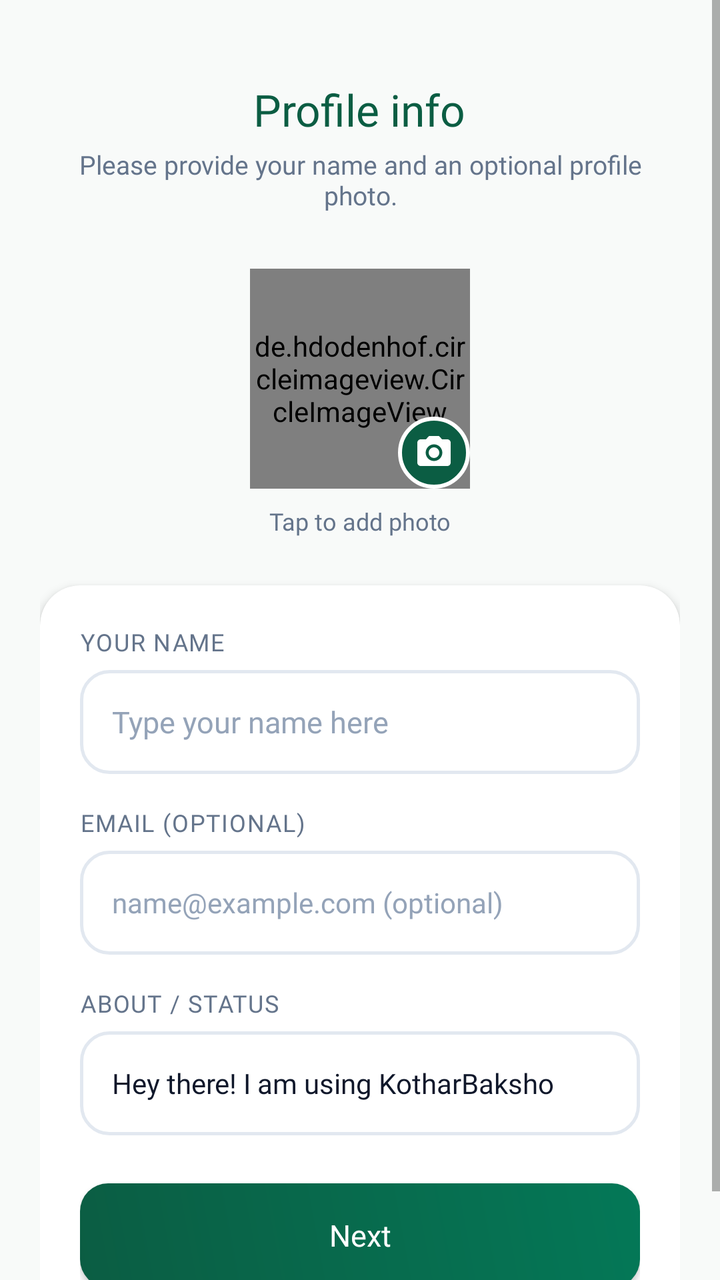
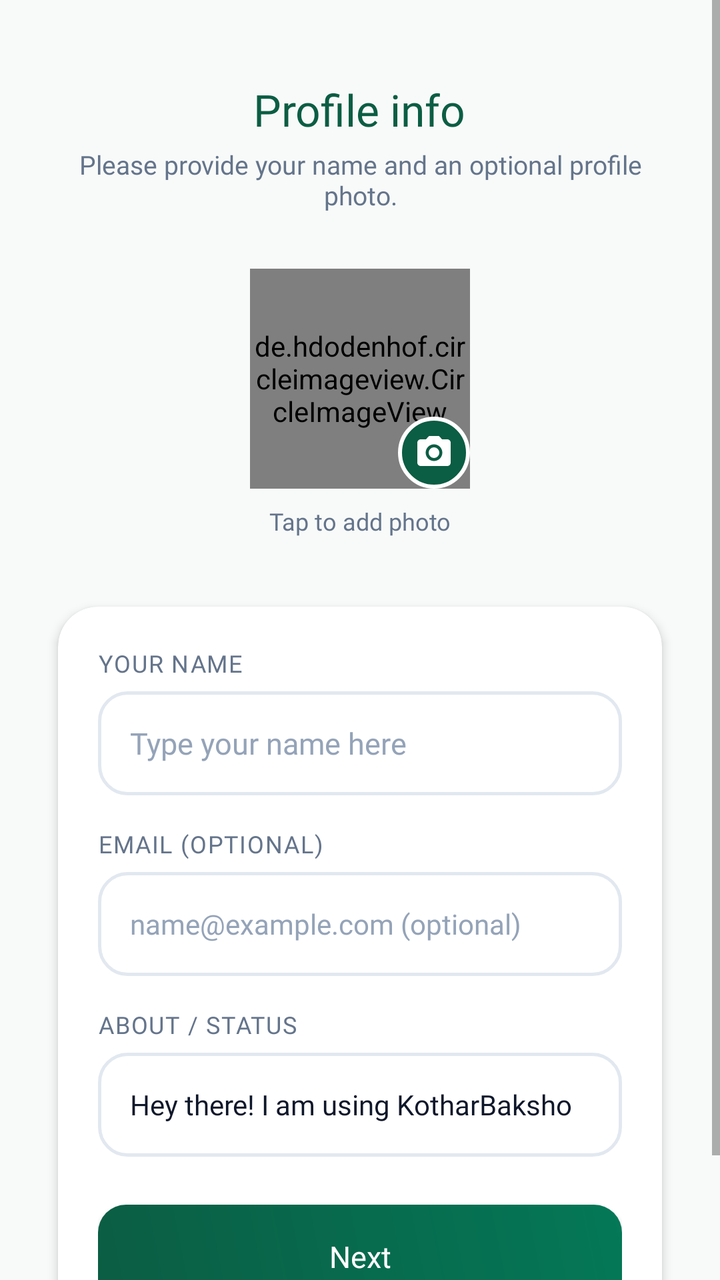

Compare the two renders of this Android layout. The source of the first and the diff that turns it into the second are given below.
<!-- AndroidManifest.xml: application theme Theme.KotharBaksho -->
<!-- res/layout/activity_profile_setup.xml -->
<?xml version="1.0" encoding="utf-8"?>
<ScrollView xmlns:android="http://schemas.android.com/apk/res/android"
    xmlns:app="http://schemas.android.com/apk/res-auto"
    xmlns:tools="http://schemas.android.com/tools"
    android:layout_width="match_parent"
    android:layout_height="match_parent"
    android:background="@color/bg_main"
    android:fillViewport="true">

    <androidx.constraintlayout.widget.ConstraintLayout
        android:layout_width="match_parent"
        android:layout_height="wrap_content"
        android:paddingHorizontal="20dp"
        android:paddingVertical="24dp">

        
        <LinearLayout
            android:id="@+id/setupHeader"
            android:layout_width="match_parent"
            android:layout_height="wrap_content"
            android:layout_marginTop="16dp"
            android:gravity="center"
            android:orientation="vertical"
            app:layout_constraintEnd_toEndOf="parent"
            app:layout_constraintStart_toStartOf="parent"
            app:layout_constraintTop_toTopOf="parent">

            <TextView
                android:layout_width="wrap_content"
                android:layout_height="wrap_content"
                android:fontFamily="@font/poppins_bold"
                android:text="Profile info"
                android:textColor="@color/primary"
                android:textSize="22sp" />

            <TextView
                android:layout_width="wrap_content"
                android:layout_height="wrap_content"
                android:layout_marginTop="4dp"
                android:fontFamily="@font/poppins_regular"
                android:gravity="center"
                android:text="Please provide your name and an optional profile photo."
                android:textColor="@color/text_secondary"
                android:textSize="13sp" />

        </LinearLayout>

        
        <RelativeLayout
            android:id="@+id/avatarPickerContainer"
            android:layout_width="wrap_content"
            android:layout_height="wrap_content"
            android:layout_marginTop="28dp"
            app:layout_constraintEnd_toEndOf="parent"
            app:layout_constraintStart_toStartOf="parent"
            app:layout_constraintTop_toBottomOf="@id/setupHeader">

            <de.hdodenhof.circleimageview.CircleImageView
                android:id="@+id/ivSetupProfile"
                android:layout_width="110dp"
                android:layout_height="110dp"
                android:src="@drawable/man"
                app:civ_border_color="@color/primary"
                app:civ_border_width="2.5dp" />

            <FrameLayout
                android:id="@+id/btnPickImage"
                android:layout_width="36dp"
                android:layout_height="36dp"
                android:layout_alignEnd="@id/ivSetupProfile"
                android:layout_alignBottom="@id/ivSetupProfile"
                android:background="@drawable/bg_camera_badge">

                <ImageView
                    android:layout_width="20dp"
                    android:layout_height="20dp"
                    android:layout_gravity="center"
                    android:src="@drawable/ic_camera_vector"
                    app:tint="@color/white" />

            </FrameLayout>

        </RelativeLayout>

        <TextView
            android:id="@+id/tvTapToChange"
            android:layout_width="wrap_content"
            android:layout_height="wrap_content"
            android:layout_marginTop="8dp"
            android:fontFamily="@font/poppins_regular"
            android:text="Tap to add photo"
            android:textColor="@color/text_secondary"
            android:textSize="12sp"
            app:layout_constraintEnd_toEndOf="parent"
            app:layout_constraintStart_toStartOf="parent"
            app:layout_constraintTop_toBottomOf="@id/avatarPickerContainer" />

        
        <androidx.cardview.widget.CardView
            android:id="@+id/formCard"
            android:layout_width="match_parent"
            android:layout_height="wrap_content"
            android:layout_marginTop="24dp"
            app:cardBackgroundColor="@color/surface_card"
            app:cardCornerRadius="20dp"
            app:cardElevation="3dp"
            app:layout_constraintEnd_toEndOf="parent"
            app:layout_constraintStart_toStartOf="parent"
            app:layout_constraintTop_toBottomOf="@id/tvTapToChange">

            <LinearLayout
                android:layout_width="match_parent"
                android:layout_height="wrap_content"
                android:orientation="vertical"
                android:padding="20dp">

                
                <TextView
                    android:layout_width="wrap_content"
                    android:layout_height="wrap_content"
                    android:fontFamily="@font/poppins_bold"
                    android:letterSpacing="0.05"
                    android:text="YOUR NAME"
                    android:textColor="@color/text_secondary"
                    android:textSize="12sp" />

                <EditText
                    android:id="@+id/etSetupName"
                    android:layout_width="match_parent"
                    android:layout_height="52dp"
                    android:layout_marginTop="6dp"
                    android:background="@drawable/bg_input_field"
                    android:fontFamily="@font/poppins_regular"
                    android:hint="Type your name here"
                    android:inputType="textPersonName|textCapWords"
                    android:maxLength="35"
                    android:paddingHorizontal="16dp"
                    android:textColor="@color/text_primary"
                    android:textColorHint="@color/text_hint"
                    android:textSize="15sp" />

                
                <LinearLayout
                    android:id="@+id/phoneSetupContainer"
                    android:layout_width="match_parent"
                    android:layout_height="wrap_content"
                    android:orientation="vertical"
                    android:visibility="gone">

                    <TextView
                        android:layout_width="wrap_content"
                        android:layout_height="wrap_content"
                        android:layout_marginTop="16dp"
                        android:fontFamily="@font/poppins_bold"
                        android:letterSpacing="0.05"
                        android:text="PHONE NUMBER"
                        android:textColor="@color/text_secondary"
                        android:textSize="12sp" />

                    <LinearLayout
                        android:layout_width="match_parent"
                        android:layout_height="wrap_content"
                        android:layout_marginTop="6dp"
                        android:orientation="horizontal">

                        <LinearLayout
                            android:layout_width="90dp"
                            android:layout_height="52dp"
                            android:background="@drawable/bg_country_box"
                            android:gravity="center"
                            android:orientation="horizontal"
                            android:paddingHorizontal="6dp">

                            <TextView
                                android:layout_width="wrap_content"
                                android:layout_height="wrap_content"
                                android:text="🇧🇩"
                                android:textSize="16sp" />

                            <TextView
                                android:layout_width="wrap_content"
                                android:layout_height="wrap_content"
                                android:layout_marginStart="4dp"
                                android:fontFamily="@font/poppins_bold"
                                android:text="+880"
                                android:textColor="@color/primary"
                                android:textSize="13sp" />

                        </LinearLayout>

                        <EditText
                            android:id="@+id/etSetupPhone"
                            android:layout_width="0dp"
                            android:layout_height="52dp"
                            android:layout_marginStart="8dp"
                            android:layout_weight="1"
                            android:background="@drawable/bg_input_field"
                            android:fontFamily="@font/poppins_regular"
                            android:hint="01712-345678"
                            android:inputType="phone"
                            android:maxLength="15"
                            android:paddingHorizontal="16dp"
                            android:textColor="@color/text_primary"
                            android:textColorHint="@color/text_hint"
                            android:textSize="14sp" />

                    </LinearLayout>

                </LinearLayout>

                
                <TextView
                    android:layout_width="wrap_content"
                    android:layout_height="wrap_content"
                    android:layout_marginTop="16dp"
                    android:fontFamily="@font/poppins_bold"
                    android:letterSpacing="0.05"
                    android:text="EMAIL (OPTIONAL)"
                    android:textColor="@color/text_secondary"
                    android:textSize="12sp" />

                <EditText
                    android:id="@+id/etSetupEmail"
                    android:layout_width="match_parent"
                    android:layout_height="52dp"
                    android:layout_marginTop="6dp"
                    android:background="@drawable/bg_input_field"
                    android:fontFamily="@font/poppins_regular"
                    android:hint="name@example.com (optional)"
                    android:inputType="textEmailAddress"
                    android:maxLength="50"
                    android:paddingHorizontal="16dp"
                    android:textColor="@color/text_primary"
                    android:textColorHint="@color/text_hint"
                    android:textSize="14sp" />

                
                <TextView
                    android:layout_width="wrap_content"
                    android:layout_height="wrap_content"
                    android:layout_marginTop="16dp"
                    android:fontFamily="@font/poppins_bold"
                    android:letterSpacing="0.05"
                    android:text="ABOUT / STATUS"
                    android:textColor="@color/text_secondary"
                    android:textSize="12sp" />

                <EditText
                    android:id="@+id/etSetupStatus"
                    android:layout_width="match_parent"
                    android:layout_height="52dp"
                    android:layout_marginTop="6dp"
                    android:background="@drawable/bg_input_field"
                    android:fontFamily="@font/poppins_regular"
                    android:hint="Hey there! I am using KotharBaksho"
                    android:inputType="textCapSentences"
                    android:maxLength="60"
                    android:paddingHorizontal="16dp"
                    android:text="Hey there! I am using KotharBaksho"
                    android:textColor="@color/text_primary"
                    android:textColorHint="@color/text_hint"
                    android:textSize="14sp" />

                
                <FrameLayout
                    android:layout_width="match_parent"
                    android:layout_height="52dp"
                    android:layout_marginTop="24dp">

                    <androidx.appcompat.widget.AppCompatButton
                        android:id="@+id/btnFinishSetup"
                        android:layout_width="match_parent"
                        android:layout_height="match_parent"
                        android:background="@drawable/bg_btn_primary"
                        android:fontFamily="@font/poppins_bold"
                        android:text="Next"
                        android:textAllCaps="false"
                        android:textColor="@color/white"
                        android:textSize="15sp" />

                    <ProgressBar
                        android:id="@+id/setupProgressBar"
                        android:layout_width="26dp"
                        android:layout_height="26dp"
                        android:layout_gravity="center"
                        android:indeterminateTint="@color/white"
                        android:visibility="gone" />

                </FrameLayout>

            </LinearLayout>

        </androidx.cardview.widget.CardView>

    </androidx.constraintlayout.widget.ConstraintLayout>

</ScrollView>
<!-- resources referenced by this layout -->
<resources>
  <color name="bg_main">#F8FAF9</color>
  <color name="primary">#0B5D43</color>
  <color name="surface_card">#FFFFFF</color>
  <color name="text_hint">#94A3B8</color>
  <color name="text_primary">#0F172A</color>
  <color name="text_secondary">#64748B</color>
  <color name="white">#FFFFFFFF</color>
  <!-- drawable bg_btn_primary (drawable) -->
  <?xml version="1.0" encoding="utf-8"?>
  <ripple xmlns:android="http://schemas.android.com/apk/res/android"
      android:color="#33FFFFFF">
      <item>
          <shape>
              <gradient
                  android:startColor="@color/primary"
                  android:endColor="@color/primary_variant"
                  android:angle="45" />
              <corners android:radius="14dp" />
          </shape>
      </item>
  </ripple>
  <!-- drawable bg_camera_badge (drawable) -->
  <?xml version="1.0" encoding="utf-8"?>
  <shape xmlns:android="http://schemas.android.com/apk/res/android"
      android:shape="oval">
      <solid android:color="@color/primary" />
      <stroke
          android:width="2dp"
          android:color="@color/surface_card" />
  </shape>
  <!-- drawable bg_country_box (drawable) -->
  <?xml version="1.0" encoding="utf-8"?>
  <shape xmlns:android="http://schemas.android.com/apk/res/android">
      <solid android:color="@color/surface_card" />
      <stroke android:width="1.5dp" android:color="@color/divider_line" />
      <corners android:radius="12dp" />
  </shape>
  <!-- drawable bg_input_field (drawable) -->
  <?xml version="1.0" encoding="utf-8"?>
  <shape xmlns:android="http://schemas.android.com/apk/res/android">
      <solid android:color="@color/surface_card" />
      <stroke android:width="1.5dp" android:color="@color/divider_line" />
      <corners android:radius="14dp" />
  </shape>
  <!-- drawable ic_camera_vector (drawable) -->
  <vector xmlns:android="http://schemas.android.com/apk/res/android"
      android:width="24dp"
      android:height="24dp"
      android:viewportWidth="24"
      android:viewportHeight="24">
    <path
        android:fillColor="@color/primary"
        android:pathData="M12,12m-3.2,0a3.2,3.2 0,1 1,6.4 0a3.2,3.2 0,1 1,-6.4 0M9,2L7.17,4H4c-1.1,0 -2,0.9 -2,2v12c0,1.1 0.9,2 2,2h16c1.1,0 2,-0.9 2,-2V6c0,-1.1 -0.9,-2 -2,-2h-3.17L15,2H9zm3,15c-2.76,0 -5,-2.24 -5,-5s2.24,-5 5,-5 5,2.24 5,5 -2.24,5 -5,5z"/>
  </vector>
  <!-- drawable man: png bitmap (drawable-xhdpi, 36059 bytes) -->
  <style name="Theme.KotharBaksho" parent="Theme.MaterialComponents.DayNight.NoActionBar">
          
          <item name="colorPrimary">@color/primary</item>
          <item name="colorPrimaryVariant">@color/primary_dark</item>
          <item name="colorOnPrimary">@color/white</item>
          
          <item name="colorSecondary">@color/accent_gold</item>
          <item name="colorSecondaryVariant">@color/accent_gold_dark</item>
          <item name="colorOnSecondary">@color/black</item>
          
          <item name="android:statusBarColor">@color/primary_dark</item>
          <item name="android:windowBackground">@color/bg_main</item>
      </style>
  <color name="primary_variant">#047857</color>
  <color name="divider_line">#E2E8F0</color>
  <color name="primary_dark">#064E3B</color>
  <color name="accent_gold">#F59E0B</color>
  <color name="accent_gold_dark">#D97706</color>
  <color name="black">#FF000000</color>
</resources>

<!-- the commit's change to res/layout/activity_profile_setup.xml (unified diff, before → after) -->
@@ -104,6 +104,7 @@
             app:cardBackgroundColor="@color/surface_card"
             app:cardCornerRadius="20dp"
             app:cardElevation="3dp"
+            app:cardUseCompatPadding="true"
             app:layout_constraintEnd_toEndOf="parent"
             app:layout_constraintStart_toStartOf="parent"
             app:layout_constraintTop_toBottomOf="@id/tvTapToChange">
